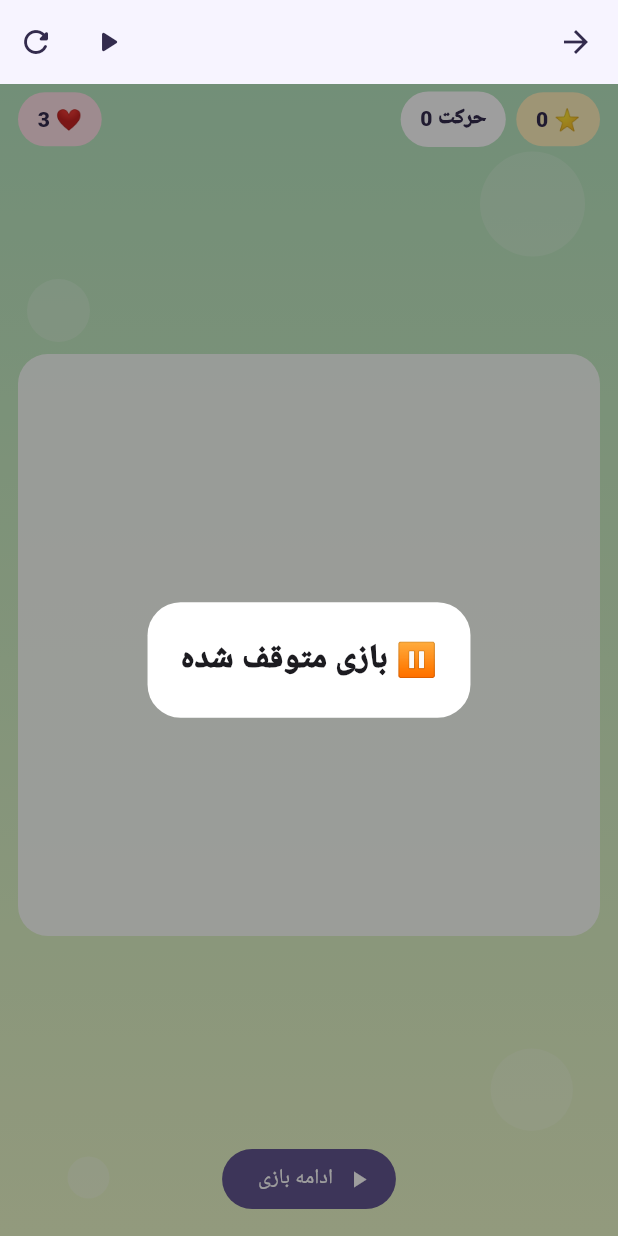
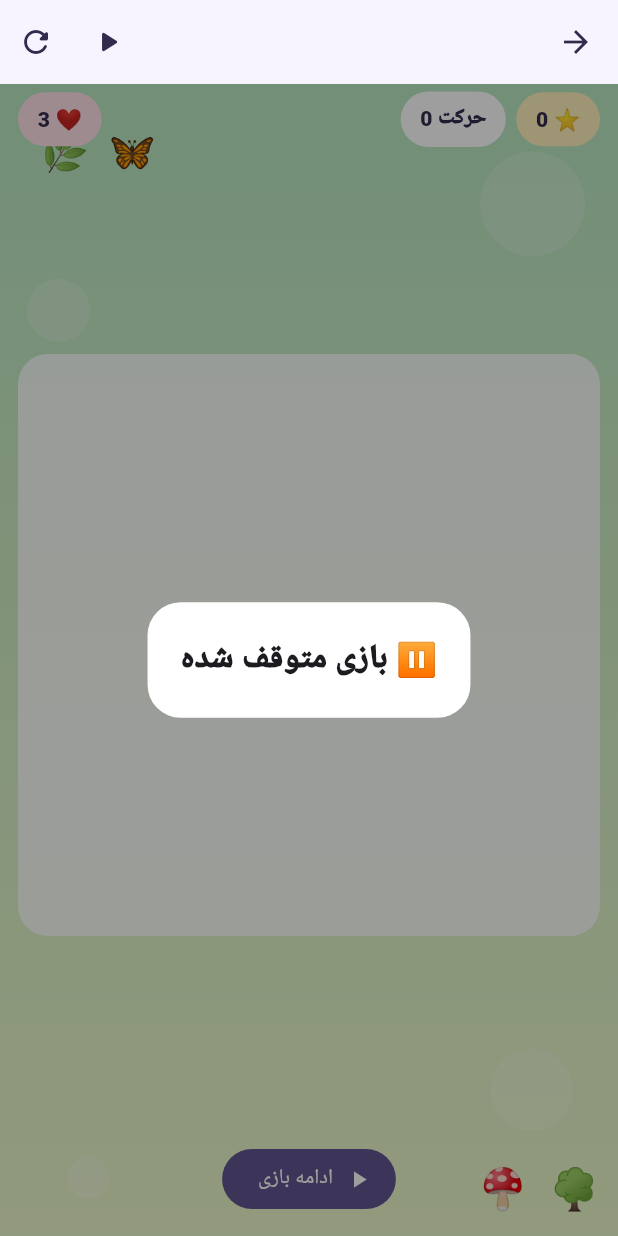
Before and after one commit to ehsanefaraji/little-game-maker, a Flutter app: the GamePage screen opened directly with empty values, after a tap on the "pause" icon, on a phone screen of 412 x 824 dp. Run offline on Flutter 3.47's test engine with Material 3 defaults, Android fonts, the phone set to English and light mode, and no system bars; our stand-ins replace audioplayers, shared_preferences; accounts and stored records are empty.

Commit message:
Add themed cartoon scenery to game backgrounds

```diff
--- a/lib/main.dart
+++ b/lib/main.dart
@@ -771,6 +771,14 @@ class GameBackdrop extends StatelessWidget {
           Positioned(top: 130, left: 18, child: _bubble(42, Colors.white.withOpacity(.2))),
           Positioned(bottom: 70, right: 30, child: _bubble(55, Colors.white.withOpacity(.18))),
           Positioned(bottom: 25, left: 45, child: _bubble(28, Colors.white.withOpacity(.24))),
+          Positioned(top: 28, left: 28, child: Text(
+            ['🦋  🌿', '☀️  🐚', '🌙  🪐', '🌈  🍭'][index],
+            style: const TextStyle(fontSize: 25),
+          )),
+          Positioned(bottom: 12, right: 12, child: Text(
+            ['🌳  🍄', '🏝️  🌊', '🚀  ⭐', '🍬  🍡'][index],
+            style: const TextStyle(fontSize: 27),
+          )),
         ]),
       ),
     );
```
